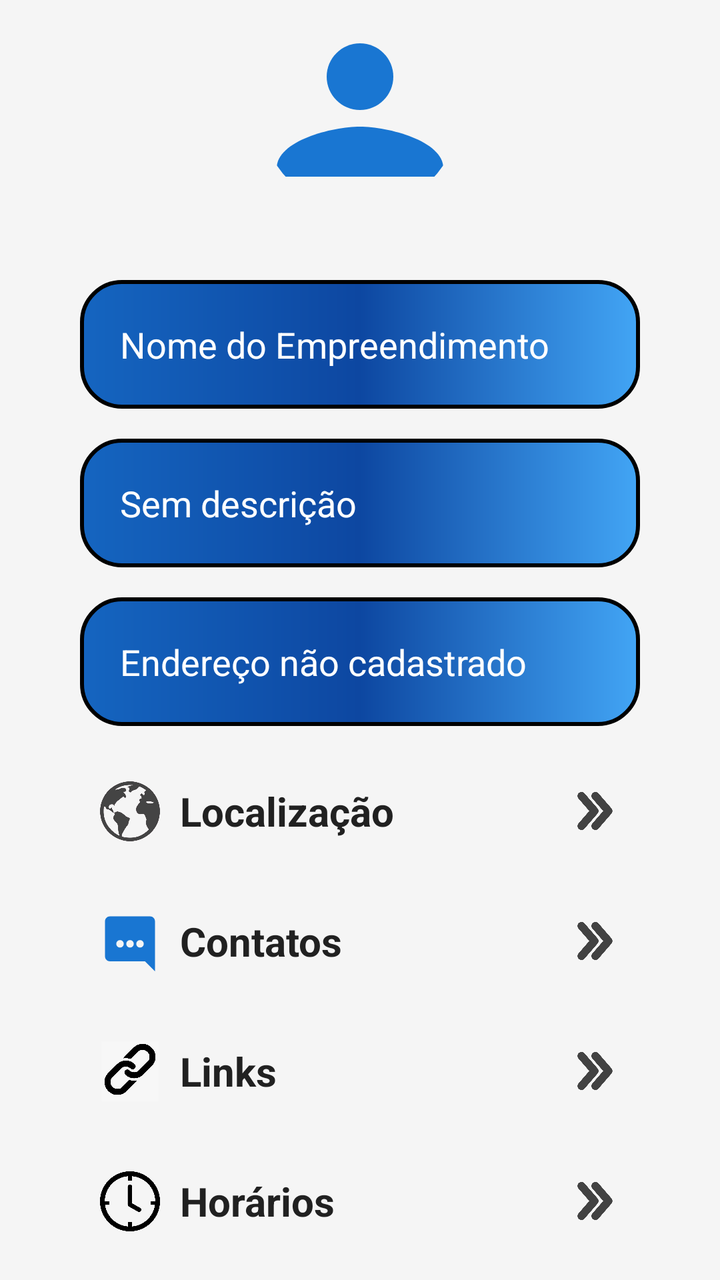
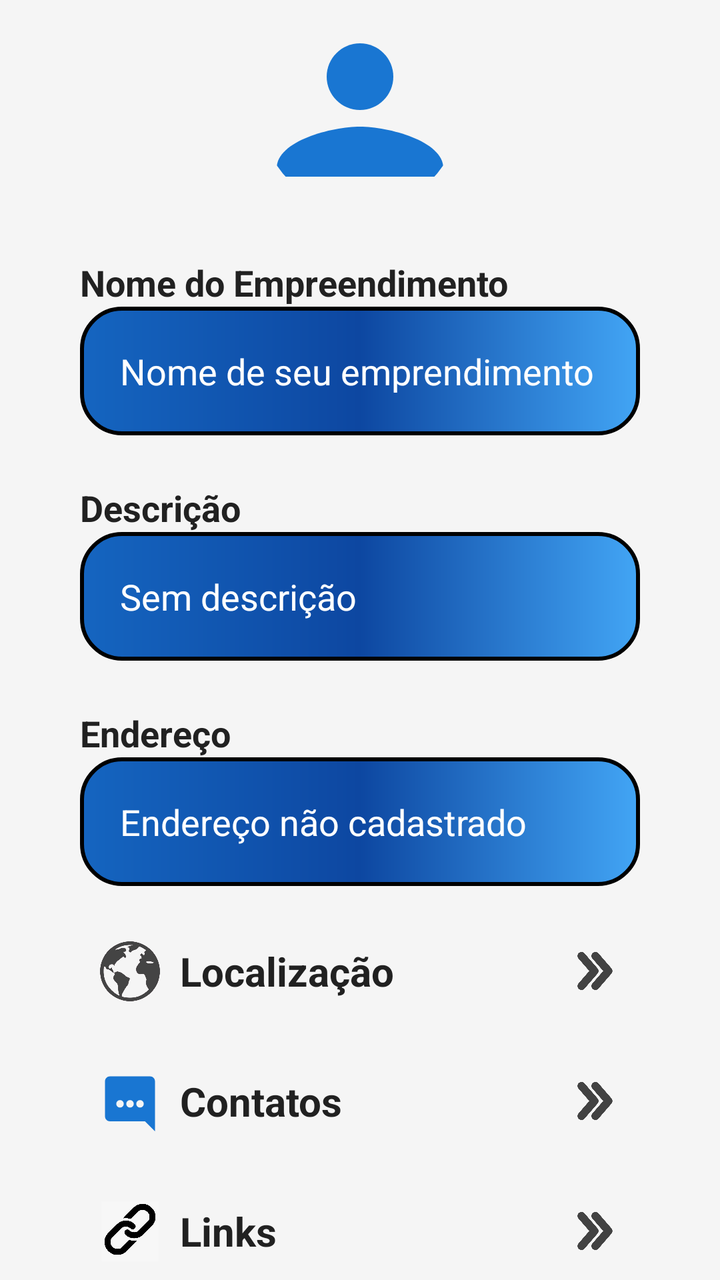

Compare the two renders of this Android layout. The source of the first and the diff that turns it into the second are given below.
<!-- AndroidManifest.xml: application theme Theme.AppNegocios -->
<!-- res/layout/fragment_perfil.xml -->
<?xml version="1.0" encoding="utf-8"?>
<androidx.core.widget.NestedScrollView xmlns:android="http://schemas.android.com/apk/res/android"
    xmlns:tools="http://schemas.android.com/tools"
    android:layout_width="match_parent"
    android:layout_height="match_parent"
    android:fillViewport="true">

    <androidx.constraintlayout.widget.ConstraintLayout xmlns:android="http://schemas.android.com/apk/res/android"
        xmlns:app="http://schemas.android.com/apk/res-auto"
        xmlns:tools="http://schemas.android.com/tools"
        android:layout_width="match_parent"
        android:background="@drawable/backgroud"
        android:layout_height="match_parent"
        tools:context=".ui.perfil.PerfilFragment">

        <com.google.android.material.imageview.ShapeableImageView
            android:id="@+id/iconUser"
            android:layout_width="100dp"
            android:layout_height="100dp"
            android:layout_margin="5dp"
            android:clickable="false"
            android:src="@drawable/ic_perfil"
            app:layout_constraintEnd_toEndOf="parent"
            app:layout_constraintStart_toStartOf="parent"
            app:layout_constraintTop_toTopOf="parent"
            app:shapeAppearanceOverlay="@style/RoundedImage" />

        <TextView
            android:id="@+id/text_alterFoto"
            android:layout_width="wrap_content"
            android:layout_height="wrap_content"
            android:layout_marginTop="5dp"
            android:text="Alterar foto de perfil"
            android:textColor="@color/blue_light"
            android:textSize="15sp"
            android:textStyle="bold"
            android:visibility="gone"
            app:layout_constraintEnd_toEndOf="parent"
            app:layout_constraintStart_toStartOf="parent"
            app:layout_constraintTop_toBottomOf="@+id/iconUser"

            />

        <EditText
            android:id="@+id/edit_nome"
            style="@style/edit_text"
            android:layout_marginTop="35dp"
            android:enabled="false"
            android:hint="@string/nome"
            android:inputType="text"
            android:textColor="@color/white"
            android:textColorHint="@color/white"
            app:layout_constraintEnd_toEndOf="parent"
            app:layout_constraintStart_toStartOf="parent"
            app:layout_constraintTop_toBottomOf="@+id/iconUser" />

        <EditText
            android:id="@+id/edit_descricao"
            style="@style/edit_text"
            android:enabled="false"
            android:hint="Sem descrição"
            android:maxLines="6"
            android:textColor="@color/white"
            android:textColorHint="@color/white"
            app:layout_constraintEnd_toEndOf="parent"
            app:layout_constraintStart_toStartOf="parent"
            app:layout_constraintTop_toBottomOf="@+id/edit_nome" />

        <EditText
            android:id="@+id/edit_endereco"
            style="@style/edit_text"
            android:enabled="false"
            android:hint="Endereço não cadastrado"
            android:maxLines="6"
            android:textColor="@color/white"
            android:textColorHint="@color/white"
            app:layout_constraintEnd_toEndOf="parent"
            app:layout_constraintStart_toStartOf="parent"
            app:layout_constraintTop_toBottomOf="@+id/edit_descricao" />

        <View
            android:id="@+id/bt_localizacao"
            android:layout_width="match_parent"
            android:layout_height="65dp"
            android:layout_marginTop="10dp"
            app:layout_constraintEnd_toEndOf="parent"
            app:layout_constraintStart_toStartOf="parent"
            app:layout_constraintTop_toBottomOf="@id/edit_endereco" />

        <ImageView
            android:id="@+id/ic_globo"
            android:layout_width="30dp"
            android:layout_height="30dp"
            android:layout_marginStart="50dp"
            android:src="@drawable/ic_globo"
            app:layout_constraintBottom_toBottomOf="@+id/bt_localizacao"
            app:layout_constraintStart_toStartOf="@+id/bt_localizacao"
            app:layout_constraintTop_toTopOf="@+id/bt_localizacao" />

        <TextView
            android:layout_width="wrap_content"
            android:layout_height="wrap_content"
            android:layout_marginStart="10dp"
            android:text="Localização"
            android:textColor="@color/dark_gray"
            android:textSize="20sp"
            android:textStyle="bold"
            app:layout_constraintBottom_toBottomOf="@+id/bt_localizacao"
            app:layout_constraintStart_toEndOf="@+id/ic_globo"
            app:layout_constraintTop_toTopOf="@+id/bt_localizacao" />

        <ImageView
            android:layout_width="25dp"
            android:layout_height="25dp"
            android:layout_marginEnd="50dp"
            android:src="@drawable/ic_seta_right"
            app:layout_constraintBottom_toBottomOf="@+id/bt_localizacao"
            app:layout_constraintEnd_toEndOf="@+id/bt_localizacao"
            app:layout_constraintTop_toTopOf="@+id/bt_localizacao" />

        <View
            android:id="@+id/bt_contatos"
            android:layout_width="match_parent"
            android:layout_height="65dp"
            app:layout_constraintEnd_toEndOf="parent"
            app:layout_constraintStart_toStartOf="parent"
            app:layout_constraintTop_toBottomOf="@id/bt_localizacao" />

        <ImageView
            android:id="@+id/ic_contato"
            android:layout_width="30dp"
            android:layout_height="30dp"
            android:layout_marginStart="50dp"
            android:src="@drawable/ic_balao_fala"
            app:layout_constraintBottom_toBottomOf="@+id/bt_contatos"
            app:layout_constraintStart_toStartOf="@+id/bt_contatos"
            app:layout_constraintTop_toTopOf="@+id/bt_contatos" />

        <TextView
            android:id="@+id/text_graficos"
            android:layout_width="wrap_content"
            android:layout_height="wrap_content"
            android:layout_marginStart="10dp"
            android:text="Contatos"
            android:textColor="@color/dark_gray"
            android:textSize="20sp"
            android:textStyle="bold"
            app:layout_constraintBottom_toBottomOf="@+id/bt_contatos"
            app:layout_constraintStart_toEndOf="@+id/ic_contato"
            app:layout_constraintTop_toTopOf="@+id/bt_contatos" />

        <ImageView
            android:layout_width="25dp"
            android:layout_height="25dp"
            android:layout_marginEnd="50dp"
            android:src="@drawable/ic_seta_right"
            app:layout_constraintBottom_toBottomOf="@+id/bt_contatos"
            app:layout_constraintEnd_toEndOf="@+id/bt_contatos"
            app:layout_constraintTop_toTopOf="@+id/bt_contatos" />

        <View
            android:id="@+id/bt_links"
            android:layout_width="match_parent"
            android:layout_height="65dp"
            app:layout_constraintEnd_toEndOf="parent"
            app:layout_constraintStart_toStartOf="parent"
            app:layout_constraintTop_toBottomOf="@id/bt_contatos" />

        <ImageView
            android:id="@+id/ic_links"
            android:layout_width="30dp"
            android:layout_height="30dp"
            android:layout_marginStart="50dp"
            android:src="@drawable/ic_link"
            app:layout_constraintBottom_toBottomOf="@+id/bt_links"
            app:layout_constraintStart_toStartOf="@+id/bt_links"
            app:layout_constraintTop_toTopOf="@+id/bt_links" />

        <TextView
            android:layout_width="wrap_content"
            android:layout_height="wrap_content"
            android:layout_marginStart="10dp"
            android:text="Links"
            android:textColor="@color/dark_gray"
            android:textSize="20sp"
            android:textStyle="bold"
            app:layout_constraintBottom_toBottomOf="@+id/bt_links"
            app:layout_constraintStart_toEndOf="@+id/ic_links"
            app:layout_constraintTop_toTopOf="@+id/bt_links" />

        <ImageView
            android:layout_width="25dp"
            android:layout_height="25dp"
            android:layout_marginEnd="50dp"
            android:src="@drawable/ic_seta_right"
            app:layout_constraintBottom_toBottomOf="@+id/bt_links"
            app:layout_constraintEnd_toEndOf="@+id/bt_links"
            app:layout_constraintTop_toTopOf="@+id/bt_links" />

        <View
            android:id="@+id/bt_relogio"
            android:layout_width="match_parent"
            android:layout_height="65dp"
            app:layout_constraintEnd_toEndOf="parent"
            app:layout_constraintStart_toStartOf="parent"
            app:layout_constraintTop_toBottomOf="@id/bt_links" />

        <ImageView
            android:id="@+id/ic_relogio"
            android:layout_width="30dp"
            android:layout_height="30dp"
            android:layout_marginStart="50dp"
            android:src="@drawable/ic_relogio"
            app:layout_constraintBottom_toBottomOf="@+id/bt_relogio"
            app:layout_constraintStart_toStartOf="@+id/bt_relogio"
            app:layout_constraintTop_toTopOf="@+id/bt_relogio" />

        <TextView
            android:layout_width="wrap_content"
            android:layout_height="wrap_content"
            android:layout_marginStart="10dp"
            android:text="Horários"
            android:textColor="@color/dark_gray"
            android:textSize="20sp"
            android:textStyle="bold"
            app:layout_constraintBottom_toBottomOf="@+id/bt_relogio"
            app:layout_constraintStart_toEndOf="@+id/ic_relogio"
            app:layout_constraintTop_toTopOf="@+id/bt_relogio" />

        <ImageView
            android:layout_width="25dp"
            android:layout_height="25dp"
            android:layout_marginEnd="50dp"
            android:src="@drawable/ic_seta_right"
            app:layout_constraintBottom_toBottomOf="@+id/bt_relogio"
            app:layout_constraintEnd_toEndOf="@+id/bt_relogio"
            app:layout_constraintTop_toTopOf="@+id/bt_relogio" />

        <androidx.constraintlayout.widget.ConstraintLayout
            android:id="@+id/bt_categoria"
            android:layout_width="match_parent"
            android:layout_height="wrap_content"
            android:minHeight="65dp"
            app:layout_constraintEnd_toEndOf="parent"
            app:layout_constraintStart_toStartOf="parent"
            app:layout_constraintTop_toBottomOf="@id/bt_relogio">

        <ImageView
            android:id="@+id/ic_categoria"
            android:layout_width="30dp"
            android:layout_height="30dp"
            android:layout_marginStart="50dp"
            android:src="@drawable/ic_categorias"
            app:layout_constraintBottom_toBottomOf="@+id/bt_categoria"
            app:layout_constraintStart_toStartOf="@+id/bt_categoria"
            app:layout_constraintTop_toTopOf="@+id/bt_categoria" />

        <TextView
            android:id="@+id/text_categoria"
            android:layout_width="match_parent"
            android:layout_height="wrap_content"
            android:layout_marginStart="10dp"
            android:text="Categoria"
            android:gravity="center"
            android:textColor="@color/dark_gray"
            android:textSize="20sp"
            android:textStyle="bold"
            android:singleLine="false"
            android:ellipsize="none"
            android:scrollHorizontally="false"
            app:layout_constraintBottom_toBottomOf="@+id/bt_categoria"
            app:layout_constraintStart_toEndOf="@+id/ic_categoria"
            app:layout_constraintTop_toTopOf="@+id/bt_categoria" />

        <ImageView
            android:layout_width="25dp"
            android:layout_height="25dp"
            android:layout_marginEnd="50dp"
            android:src="@drawable/ic_seta_right"
            app:layout_constraintBottom_toBottomOf="@+id/bt_categoria"
            app:layout_constraintEnd_toEndOf="@+id/bt_categoria"
            app:layout_constraintTop_toTopOf="@+id/bt_categoria" />

        </androidx.constraintlayout.widget.ConstraintLayout>

        <androidx.appcompat.widget.AppCompatButton
            android:id="@+id/bt_editar"
            style="@style/mediumButton"
            android:text="Editar Informações"
            android:visibility="visible"
            app:layout_constraintBottom_toBottomOf="parent"
            app:layout_constraintEnd_toEndOf="parent"
            app:layout_constraintStart_toStartOf="parent"
            app:layout_constraintTop_toBottomOf="@+id/bt_categoria" />

        <androidx.appcompat.widget.AppCompatButton
            android:id="@+id/bt_salvar"
            style="@style/mediumButton"
            android:layout_marginEnd="80dp"
            android:text="Salvar"
            android:visibility="gone"
            app:layout_constraintBottom_toBottomOf="parent"
            app:layout_constraintEnd_toEndOf="parent"
            app:layout_constraintTop_toBottomOf="@+id/bt_categoria" />

        <androidx.appcompat.widget.AppCompatButton
            android:id="@+id/bt_cancelar"
            style="@style/lightButton"
            android:layout_marginStart="80dp"
            android:background="@drawable/light_button_selector"
            android:text="Cancelar"
            android:visibility="gone"
            app:layout_constraintBottom_toBottomOf="parent"
            app:layout_constraintStart_toStartOf="parent"
            app:layout_constraintTop_toBottomOf="@+id/bt_categoria" />

    </androidx.constraintlayout.widget.ConstraintLayout>
</androidx.core.widget.NestedScrollView>
<!-- resources referenced by this layout -->
<resources>
  <color name="blue_light">#42A5F5</color>
  <color name="dark_gray">#212121</color>
  <color name="white">#FFFFFFFF</color>
  <!-- drawable backgroud (drawable) -->
  <?xml version="1.0" encoding="utf-8"?>
  <shape xmlns:android="http://schemas.android.com/apk/res/android">
      
      <solid android:color="@color/gray_light"/>
  </shape>
  <!-- drawable light_button_selector (drawable) -->
  <?xml version="1.0" encoding="utf-8"?>
  <selector xmlns:android="http://schemas.android.com/apk/res/android">
  
      
      <item android:state_pressed="true" android:drawable="@drawable/light_button_press" />
  
      
      <item android:drawable="@drawable/light_button" />
  
  </selector>
  <string name="nome">Nome do Empreendimento</string>
  <style name="RoundedImage" parent="">
          <item name="cornerFamily">rounded</item>
          <item name="cornerSize">50%</item>
      </style>
  <style name="Theme.AppNegocios" parent="Base.Theme.AppNegocios" />
  <color name="gray_light">#F5F5F5</color>
  <!-- drawable light_button_press (drawable) -->
  <?xml version="1.0" encoding="utf-8"?>
  <shape xmlns:android="http://schemas.android.com/apk/res/android">
  
      <corners android:radius="12dp" />
  
      <stroke
          android:width="1dp"
          android:color="#AAAAAA" />
  
      <gradient
          android:startColor="#E0E0E0"
          android:endColor="#D0D0D0"
          android:angle="270" />
  </shape>
  <!-- drawable light_button (drawable) -->
  <?xml version="1.0" encoding="utf-8"?>
  <shape xmlns:android="http://schemas.android.com/apk/res/android">
  
      <corners android:radius="12dp" />
  
      <stroke
          android:width="1dp"
          android:color="#CCCCCC" />
  
      <gradient
          android:startColor="#FDFDFD"
          android:endColor="#EDEDED"
          android:angle="270" />
  </shape>
  <!-- drawable edit_text (drawable) -->
  <?xml version="1.0" encoding="utf-8"?>
  <shape xmlns:android="http://schemas.android.com/apk/res/android">
  
      <gradient
          android:startColor="@color/primaryBlue"
          android:centerColor="@color/deepBlue"
          android:endColor="@color/blue_light"
          android:angle="0"
          />
      <corners android:radius="20dp"/>
      <stroke android:color="@color/black" android:width="2dp"/>
  
  </shape>
  <!-- drawable button_selector (drawable) -->
  <?xml version="1.0" encoding="utf-8"?>
  <selector xmlns:android="http://schemas.android.com/apk/res/android">
      <item android:drawable="@drawable/button_pressed" android:state_pressed="true" />
      <item android:drawable="@drawable/button" />
  </selector>
  <style name="Base.Theme.AppNegocios" parent="Theme.Material3.DayNight.NoActionBar">
          
          <item name="colorPrimary">@color/deepBlue</item>
      </style>
  <color name="primaryBlue">#1565C0</color>
  <color name="deepBlue">#0D47A1</color>
  <color name="black">#FF000000</color>
  <!-- drawable button_pressed (drawable) -->
  <?xml version="1.0" encoding="utf-8"?>
  <shape xmlns:android="http://schemas.android.com/apk/res/android">
      <corners android:radius="20dp" />
      <solid android:color="#daa520" /> 
  </shape>
  <!-- drawable button (drawable) -->
  <?xml version="1.0" encoding="utf-8"?>
  <shape xmlns:android="http://schemas.android.com/apk/res/android">
  
      <corners android:radius="20dp"/>
      <gradient
          android:startColor="@color/orangeAccent"
          android:centerColor="@color/yellowAccent"
          android:endColor="@color/amber"
          android:angle="180"
          />
  
  </shape>
  <color name="orangeAccent">#F57C00</color>
  <color name="yellowAccent">#FFC107</color>
  <color name="amber">#FFA000</color>
  <!-- unchanged entries left out for length: 10 -->
</resources>

<!-- the commit's change to res/layout/fragment_perfil.xml (unified diff, before → after) -->
@@ -9,8 +9,8 @@
         xmlns:app="http://schemas.android.com/apk/res-auto"
         xmlns:tools="http://schemas.android.com/tools"
         android:layout_width="match_parent"
+        android:layout_height="match_parent"
         android:background="@drawable/backgroud"
-        android:layout_height="match_parent"
         tools:context=".ui.perfil.PerfilFragment">
 
         <com.google.android.material.imageview.ShapeableImageView
@@ -41,22 +41,49 @@
 
             />
 
+        <TextView
+            android:id="@+id/text_nome"
+            android:layout_width="wrap_content"
+            android:layout_height="wrap_content"
+            android:layout_marginStart="40dp"
+            android:layout_marginTop="24dp"
+            android:text="@string/nome"
+            android:textColor="@color/dark_gray"
+            android:textSize="18sp"
+            android:textStyle="bold"
+            app:layout_constraintStart_toStartOf="parent"
+            app:layout_constraintTop_toBottomOf="@+id/iconUser" />
+
         <EditText
             android:id="@+id/edit_nome"
             style="@style/edit_text"
-            android:layout_marginTop="35dp"
+            android:layout_marginTop="-dp"
             android:enabled="false"
-            android:hint="@string/nome"
+            android:hint="Nome de seu emprendimento"
             android:inputType="text"
             android:textColor="@color/white"
             android:textColorHint="@color/white"
             app:layout_constraintEnd_toEndOf="parent"
             app:layout_constraintStart_toStartOf="parent"
-            app:layout_constraintTop_toBottomOf="@+id/iconUser" />
+            app:layout_constraintTop_toBottomOf="@+id/text_nome" />
+
+        <TextView
+            android:id="@+id/text_desc"
+            android:layout_width="wrap_content"
+            android:layout_height="wrap_content"
+            android:layout_marginStart="40dp"
+            android:layout_marginTop="24dp"
+            android:text="Descrição"
+            android:textColor="@color/dark_gray"
+            android:textSize="18sp"
+            android:textStyle="bold"
+            app:layout_constraintStart_toStartOf="parent"
+            app:layout_constraintTop_toBottomOf="@+id/edit_nome" />
 
         <EditText
             android:id="@+id/edit_descricao"
             style="@style/edit_text"
+            android:layout_marginTop="-dp"
             android:enabled="false"
             android:hint="Sem descrição"
             android:maxLines="6"
@@ -64,11 +91,25 @@
             android:textColorHint="@color/white"
             app:layout_constraintEnd_toEndOf="parent"
             app:layout_constraintStart_toStartOf="parent"
-            app:layout_constraintTop_toBottomOf="@+id/edit_nome" />
+            app:layout_constraintTop_toBottomOf="@+id/text_desc" />
+
+        <TextView
+            android:id="@+id/text_endereco"
+            android:layout_width="wrap_content"
+            android:layout_height="wrap_content"
+            android:layout_marginStart="40dp"
+            android:layout_marginTop="24dp"
+            android:text="Endereço"
+            android:textColor="@color/dark_gray"
+            android:textSize="18sp"
+            android:textStyle="bold"
+            app:layout_constraintStart_toStartOf="parent"
+            app:layout_constraintTop_toBottomOf="@+id/edit_descricao" />
 
         <EditText
             android:id="@+id/edit_endereco"
             style="@style/edit_text"
+            android:layout_marginTop="-dp"
             android:enabled="false"
             android:hint="Endereço não cadastrado"
             android:maxLines="6"
@@ -76,7 +117,7 @@
             android:textColorHint="@color/white"
             app:layout_constraintEnd_toEndOf="parent"
             app:layout_constraintStart_toStartOf="parent"
-            app:layout_constraintTop_toBottomOf="@+id/edit_descricao" />
+            app:layout_constraintTop_toBottomOf="@+id/text_endereco" />
 
         <View
             android:id="@+id/bt_localizacao"
@@ -245,41 +286,41 @@
             app:layout_constraintStart_toStartOf="parent"
             app:layout_constraintTop_toBottomOf="@id/bt_relogio">
 
-        <ImageView
-            android:id="@+id/ic_categoria"
-            android:layout_width="30dp"
-            android:layout_height="30dp"
-            android:layout_marginStart="50dp"
-            android:src="@drawable/ic_categorias"
-            app:layout_constraintBottom_toBottomOf="@+id/bt_categoria"
-            app:layout_constraintStart_toStartOf="@+id/bt_categoria"
-            app:layout_constraintTop_toTopOf="@+id/bt_categoria" />
-
-        <TextView
-            android:id="@+id/text_categoria"
-            android:layout_width="match_parent"
-            android:layout_height="wrap_content"
-            android:layout_marginStart="10dp"
-            android:text="Categoria"
-            android:gravity="center"
-            android:textColor="@color/dark_gray"
-            android:textSize="20sp"
-            android:textStyle="bold"
-            android:singleLine="false"
-            android:ellipsize="none"
-            android:scrollHorizontally="false"
-            app:layout_constraintBottom_toBottomOf="@+id/bt_categoria"
-            app:layout_constraintStart_toEndOf="@+id/ic_categoria"
-            app:layout_constraintTop_toTopOf="@+id/bt_categoria" />
-
-        <ImageView
-            android:layout_width="25dp"
-            android:layout_height="25dp"
-            android:layout_marginEnd="50dp"
-            android:src="@drawable/ic_seta_right"
-            app:layout_constraintBottom_toBottomOf="@+id/bt_categoria"
-            app:layout_constraintEnd_toEndOf="@+id/bt_categoria"
-            app:layout_constraintTop_toTopOf="@+id/bt_categoria" />
+            <ImageView
+                android:id="@+id/ic_categoria"
+                android:layout_width="30dp"
+                android:layout_height="30dp"
+                android:layout_marginStart="50dp"
+                android:src="@drawable/ic_categorias"
+                app:layout_constraintBottom_toBottomOf="@+id/bt_categoria"
+                app:layout_constraintStart_toStartOf="@+id/bt_categoria"
+                app:layout_constraintTop_toTopOf="@+id/bt_categoria" />
+
+            <TextView
+                android:id="@+id/text_categoria"
+                android:layout_width="match_parent"
+                android:layout_height="wrap_content"
+                android:layout_marginStart="10dp"
+                android:ellipsize="none"
+                android:gravity="center"
+                android:scrollHorizontally="false"
+                android:singleLine="false"
+                android:text="Categoria"
+                android:textColor="@color/dark_gray"
+                android:textSize="20sp"
+                android:textStyle="bold"
+                app:layout_constraintBottom_toBottomOf="@+id/bt_categoria"
+                app:layout_constraintStart_toEndOf="@+id/ic_categoria"
+                app:layout_constraintTop_toTopOf="@+id/bt_categoria" />
+
+            <ImageView
+                android:layout_width="25dp"
+                android:layout_height="25dp"
+                android:layout_marginEnd="50dp"
+                android:src="@drawable/ic_seta_right"
+                app:layout_constraintBottom_toBottomOf="@+id/bt_categoria"
+                app:layout_constraintEnd_toEndOf="@+id/bt_categoria"
+                app:layout_constraintTop_toTopOf="@+id/bt_categoria" />
 
         </androidx.constraintlayout.widget.ConstraintLayout>
 
